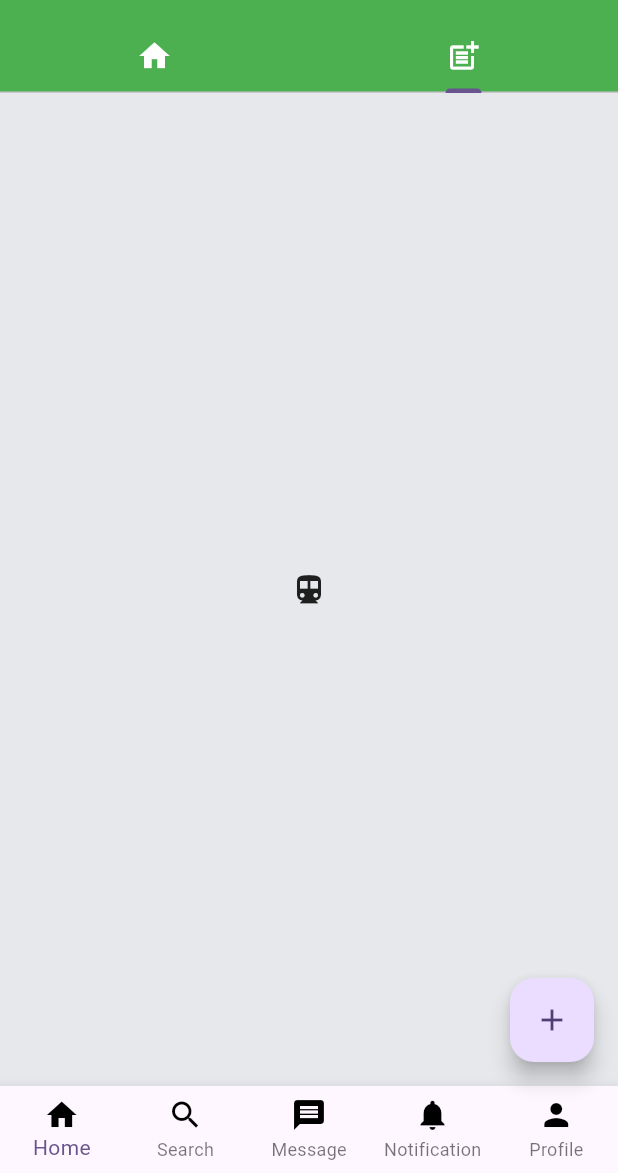
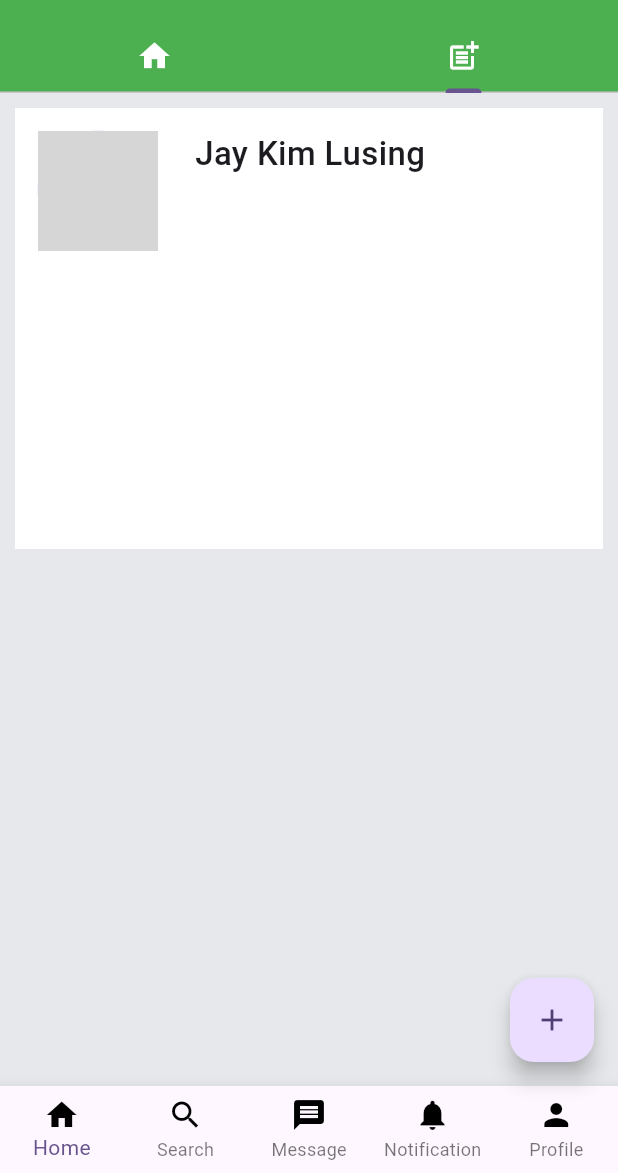
Before and after one commit to topid76/local_market_place, a Flutter app: the screen it shows after launch, tab 2 chosen, on a phone screen of 412 x 824 dp, the part 63-1236 px from its top. Run offline on Flutter 3.47's test engine with Material 2 defaults, Android fonts, the phone set to English and light mode, and no system bars; our stand-ins replace flutter_svg, get_it; network calls fail; grey boxes are pictures that could not be loaded.

Commit message:
card-post

```diff
--- a/lib/screens/main_page.dart
+++ b/lib/screens/main_page.dart
@@ -1,6 +1,7 @@
 import 'package:flutter/material.dart';
 import 'package:local_marketplace/drawer/drawer.dart';
 import 'package:local_marketplace/screens/bottom_bar.dart';
+import 'package:local_marketplace/screens/post_page.dart';
 import 'package:local_marketplace/screens/product_view_page.dart';
 
 class MainPage extends StatelessWidget {
@@ -46,7 +47,7 @@ class MainPage extends StatelessWidget {
           body: TabBarView(
             children: [
               ProductViewPage(),
-              const Icon(Icons.directions_transit),
+              PostPage(),
             ],
           ),
         ));
--- /dev/null
+++ b/lib/screens/post_page.dart
@@ -0,0 +1,25 @@
+import 'package:flutter/material.dart';
+import 'package:local_marketplace/screens/widget/my_post_card.dart';
+
+class PostPage extends StatelessWidget {
+  @override
+  Widget build(BuildContext context) {
+    return Container(
+        child: GridView.count(
+      scrollDirection: Axis.vertical,
+      childAspectRatio: 4 / 3,
+      crossAxisCount: 1,
+      padding: EdgeInsets.all(10),
+      crossAxisSpacing: 20,
+      mainAxisSpacing: 30,
+      primary: false,
+      children: [
+        MyPostCard(
+          profilePicture:
+              'https://static01.nyt.com/images/2021/09/14/science/07CAT-STRIPES/07CAT-STRIPES-mediumSquareAt3X-v2.jpg',
+          displayName: 'Jay Kim Lusing',
+        )
+      ],
+    ));
+  }
+}
--- a/lib/screens/widget/my_card.dart
+++ b/lib/screens/widget/my_card.dart
@@ -47,7 +47,10 @@ class myCard extends StatelessWidget {
                 child: Column(
                   crossAxisAlignment: CrossAxisAlignment.start,
                   children: [
-                    Text(text),
+                    Text(
+                      text,
+                      overflow: TextOverflow.ellipsis,
+                    ),
                     Text(location),
                     SizedBox(
                       height: 5,
--- /dev/null
+++ b/lib/screens/widget/my_post_card.dart
@@ -0,0 +1,42 @@
+import 'package:flutter/material.dart';
+
+class MyPostCard extends StatelessWidget {
+  final String profilePicture;
+  final String displayName;
+  MyPostCard({required this.profilePicture, required this.displayName});
+
+  @override
+  Widget build(BuildContext context) {
+    return Container(
+      decoration: BoxDecoration(color: Colors.white),
+      child: Column(
+        mainAxisAlignment: MainAxisAlignment.start,
+        crossAxisAlignment: CrossAxisAlignment.start,
+        children: [
+          Expanded(
+            child: Row(
+              mainAxisAlignment: MainAxisAlignment.start,
+              crossAxisAlignment: CrossAxisAlignment.start,
+              children: [
+                Padding(
+                  padding: EdgeInsets.all(15),
+                  child: CircleAvatar(
+                    radius: 40,
+                    backgroundImage: NetworkImage(profilePicture),
+                  ),
+                ),
+                Padding(
+                  padding: EdgeInsets.fromLTRB(10, 15, 0, 0),
+                  child: Text(
+                    displayName,
+                    style: TextStyle(fontSize: 22, fontWeight: FontWeight.w500),
+                  ),
+                )
+              ],
+            ),
+          ),
+        ],
+      ),
+    );
+  }
+}
```
